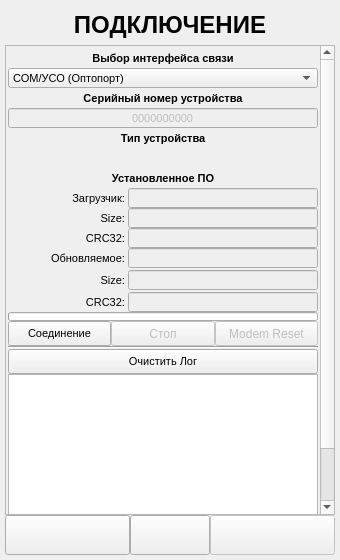
Qt form ANDROID_FORMS/open_connection_form.ui (DavidSiegman/PLC_RF_Configurator) before a commit.
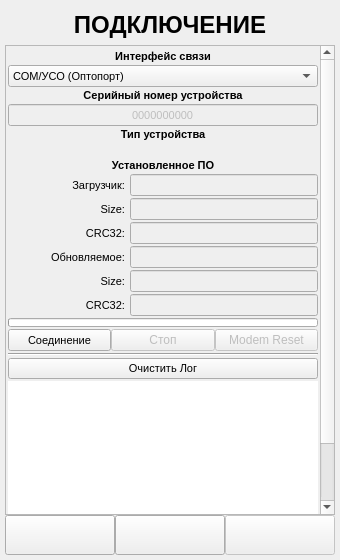
The same form after that commit. Icons and pictures are not drawn.

```diff
--- a/ANDROID_FORMS/open_connection_form.ui
+++ b/ANDROID_FORMS/open_connection_form.ui
@@ -30,11 +30,6 @@
     <number>5</number>
    </property>
    <item>
-    <layout class="QHBoxLayout" name="horizontalLayout_2">
-     <property name="spacing">
-      <number>0</number>
-     </property>
-     <item>
       <widget class="QLabel" name="label_1">
        <property name="sizePolicy">
         <sizepolicy hsizetype="Preferred" vsizetype="Minimum">
@@ -64,8 +59,6 @@
        </property>
       </widget>
      </item>
-    </layout>
-   </item>
    <item>
     <widget class="QWidget" name="widget" native="true">
      <layout class="QVBoxLayout" name="verticalLayout_2">
@@ -84,6 +77,9 @@
       <property name="bottomMargin">
        <number>0</number>
       </property>
+     </layout>
+    </widget>
+   </item>
       <item>
        <widget class="QScrollArea" name="scrollArea">
         <property name="sizePolicy">
@@ -104,12 +100,12 @@
            <x>0</x>
            <y>0</y>
            <width>311</width>
-           <height>552</height>
+        <height>564</height>
           </rect>
          </property>
          <layout class="QVBoxLayout" name="verticalLayout_3">
           <property name="spacing">
-           <number>0</number>
+        <number>2</number>
           </property>
           <property name="leftMargin">
            <number>2</number>
@@ -141,12 +137,18 @@
              <property name="bottomMargin">
               <number>0</number>
              </property>
+         </layout>
+        </widget>
+       </item>
              <item>
-              <layout class="QVBoxLayout" name="verticalLayout_8">
-               <property name="spacing">
+        <layout class="QGridLayout" name="gridLayout_2">
+         <property name="horizontalSpacing">
                 <number>0</number>
                </property>
-               <item>
+         <property name="verticalSpacing">
+          <number>2</number>
+         </property>
+         <item row="0" column="0">
                 <widget class="QLabel" name="label_2">
                  <property name="sizePolicy">
                   <sizepolicy hsizetype="Expanding" vsizetype="Minimum">
@@ -157,7 +159,7 @@
                  <property name="minimumSize">
                   <size>
                    <width>0</width>
-                   <height>20</height>
+             <height>0</height>
                   </size>
                  </property>
                  <property name="maximumSize">
@@ -175,20 +177,128 @@
                   </font>
                  </property>
                  <property name="text">
-                  <string>Выбор интерфейса связи</string>
+            <string>Интерфейс связи</string>
                  </property>
                  <property name="alignment">
                   <set>Qt::AlignCenter</set>
                  </property>
                 </widget>
                </item>
-               <item>
+         <item row="4" column="0">
+          <widget class="QLabel" name="label_4">
+           <property name="sizePolicy">
+            <sizepolicy hsizetype="Minimum" vsizetype="Minimum">
+             <horstretch>0</horstretch>
+             <verstretch>0</verstretch>
+            </sizepolicy>
+           </property>
+           <property name="minimumSize">
+            <size>
+             <width>0</width>
+             <height>0</height>
+            </size>
+           </property>
+           <property name="maximumSize">
+            <size>
+             <width>16777215</width>
+             <height>16777215</height>
+            </size>
+           </property>
+           <property name="font">
+            <font>
+             <family>Microsoft YaHei UI</family>
+             <pointsize>8</pointsize>
+             <weight>75</weight>
+             <bold>true</bold>
+            </font>
+           </property>
+           <property name="text">
+            <string>Тип устройства</string>
+           </property>
+           <property name="alignment">
+            <set>Qt::AlignCenter</set>
+           </property>
+          </widget>
+         </item>
+         <item row="6" column="0">
+          <widget class="QLabel" name="label_5">
+           <property name="sizePolicy">
+            <sizepolicy hsizetype="Expanding" vsizetype="Minimum">
+             <horstretch>0</horstretch>
+             <verstretch>0</verstretch>
+            </sizepolicy>
+           </property>
+           <property name="minimumSize">
+            <size>
+             <width>0</width>
+             <height>0</height>
+            </size>
+           </property>
+           <property name="maximumSize">
+            <size>
+             <width>16777215</width>
+             <height>16777215</height>
+            </size>
+           </property>
+           <property name="font">
+            <font>
+             <family>Microsoft YaHei UI</family>
+             <pointsize>8</pointsize>
+             <weight>75</weight>
+             <bold>true</bold>
+            </font>
+           </property>
+           <property name="text">
+            <string>Установленное ПО</string>
+           </property>
+           <property name="alignment">
+            <set>Qt::AlignCenter</set>
+           </property>
+          </widget>
+         </item>
+         <item row="2" column="0">
+          <widget class="QLabel" name="label_3">
+           <property name="sizePolicy">
+            <sizepolicy hsizetype="Expanding" vsizetype="Minimum">
+             <horstretch>0</horstretch>
+             <verstretch>0</verstretch>
+            </sizepolicy>
+           </property>
+           <property name="minimumSize">
+            <size>
+             <width>0</width>
+             <height>0</height>
+            </size>
+           </property>
+           <property name="maximumSize">
+            <size>
+             <width>16777215</width>
+             <height>16777215</height>
+            </size>
+           </property>
+           <property name="font">
+            <font>
+             <family>Microsoft YaHei UI</family>
+             <pointsize>8</pointsize>
+             <weight>75</weight>
+             <bold>true</bold>
+            </font>
+           </property>
+           <property name="text">
+            <string>Серийный номер устройства</string>
+           </property>
+           <property name="alignment">
+            <set>Qt::AlignCenter</set>
+           </property>
+          </widget>
+         </item>
+         <item row="1" column="0">
                 <widget class="QComboBox" name="Interface">
                  <property name="enabled">
                   <bool>true</bool>
                  </property>
                  <property name="sizePolicy">
-                  <sizepolicy hsizetype="Expanding" vsizetype="Fixed">
+            <sizepolicy hsizetype="Expanding" vsizetype="Minimum">
                    <horstretch>0</horstretch>
                    <verstretch>0</verstretch>
                   </sizepolicy>
@@ -196,7 +306,7 @@
                  <property name="minimumSize">
                   <size>
                    <width>0</width>
-                   <height>20</height>
+             <height>0</height>
                   </size>
                  </property>
                  <property name="maximumSize">
@@ -211,6 +321,9 @@
                    <pointsize>8</pointsize>
                   </font>
                  </property>
+           <property name="minimumContentsLength">
+            <number>0</number>
+           </property>
                  <item>
                   <property name="text">
                    <string>COM/УСО (Оптопорт)</string>
@@ -223,56 +336,13 @@
                  </item>
                 </widget>
                </item>
-              </layout>
-             </item>
-             <item>
-              <layout class="QVBoxLayout" name="verticalLayout_9">
-               <property name="spacing">
-                <number>0</number>
-               </property>
-               <item>
-                <widget class="QLabel" name="label_3">
-                 <property name="sizePolicy">
-                  <sizepolicy hsizetype="Expanding" vsizetype="Minimum">
-                   <horstretch>0</horstretch>
-                   <verstretch>0</verstretch>
-                  </sizepolicy>
-                 </property>
-                 <property name="minimumSize">
-                  <size>
-                   <width>0</width>
-                   <height>20</height>
-                  </size>
-                 </property>
-                 <property name="maximumSize">
-                  <size>
-                   <width>16777215</width>
-                   <height>16777215</height>
-                  </size>
-                 </property>
-                 <property name="font">
-                  <font>
-                   <family>Microsoft YaHei UI</family>
-                   <pointsize>8</pointsize>
-                   <weight>75</weight>
-                   <bold>true</bold>
-                  </font>
-                 </property>
-                 <property name="text">
-                  <string>Серийный номер устройства</string>
-                 </property>
-                 <property name="alignment">
-                  <set>Qt::AlignCenter</set>
-                 </property>
-                </widget>
-               </item>
-               <item>
+         <item row="3" column="0">
                 <widget class="QLineEdit" name="SN">
                  <property name="enabled">
                   <bool>false</bool>
                  </property>
                  <property name="sizePolicy">
-                  <sizepolicy hsizetype="Expanding" vsizetype="Fixed">
+            <sizepolicy hsizetype="Expanding" vsizetype="Minimum">
                    <horstretch>0</horstretch>
                    <verstretch>0</verstretch>
                   </sizepolicy>
@@ -280,7 +350,7 @@
                  <property name="minimumSize">
                   <size>
                    <width>0</width>
-                   <height>20</height>
+             <height>0</height>
                   </size>
                  </property>
                  <property name="maximumSize">
@@ -303,51 +373,10 @@
                  </property>
                 </widget>
                </item>
-              </layout>
-             </item>
-            </layout>
-           </widget>
-          </item>
-          <item>
-           <widget class="QLabel" name="label_4">
-            <property name="sizePolicy">
-             <sizepolicy hsizetype="Minimum" vsizetype="Minimum">
-              <horstretch>0</horstretch>
-              <verstretch>0</verstretch>
-             </sizepolicy>
-            </property>
-            <property name="minimumSize">
-             <size>
-              <width>120</width>
-              <height>20</height>
-             </size>
-            </property>
-            <property name="maximumSize">
-             <size>
-              <width>16777215</width>
-              <height>16777215</height>
-             </size>
-            </property>
-            <property name="font">
-             <font>
-              <family>Microsoft YaHei UI</family>
-              <pointsize>8</pointsize>
-              <weight>75</weight>
-              <bold>true</bold>
-             </font>
-            </property>
-            <property name="text">
-             <string>Тип устройства</string>
-            </property>
-            <property name="alignment">
-             <set>Qt::AlignCenter</set>
-            </property>
-           </widget>
-          </item>
-          <item>
+         <item row="5" column="0">
            <widget class="QLabel" name="DeviceType">
             <property name="sizePolicy">
-             <sizepolicy hsizetype="Expanding" vsizetype="Fixed">
+            <sizepolicy hsizetype="Expanding" vsizetype="Minimum">
               <horstretch>0</horstretch>
               <verstretch>0</verstretch>
              </sizepolicy>
@@ -355,7 +384,7 @@
             <property name="minimumSize">
              <size>
               <width>0</width>
-              <height>20</height>
+             <height>0</height>
              </size>
             </property>
             <property name="maximumSize">
@@ -382,8 +411,18 @@
             </property>
            </widget>
           </item>
+        </layout>
+       </item>
           <item>
-           <widget class="QLabel" name="label_5">
+        <layout class="QGridLayout" name="gridLayout">
+         <property name="spacing">
+          <number>2</number>
+         </property>
+         <item row="3" column="1">
+          <widget class="QLineEdit" name="fw_v">
+           <property name="enabled">
+            <bool>false</bool>
+           </property>
             <property name="sizePolicy">
              <sizepolicy hsizetype="Expanding" vsizetype="Minimum">
               <horstretch>0</horstretch>
@@ -393,7 +432,7 @@
             <property name="minimumSize">
              <size>
               <width>0</width>
-              <height>20</height>
+             <height>0</height>
              </size>
             </property>
             <property name="maximumSize">
@@ -406,29 +445,11 @@
              <font>
               <family>Microsoft YaHei UI</family>
               <pointsize>8</pointsize>
-              <weight>75</weight>
-              <bold>true</bold>
-             </font>
-            </property>
-            <property name="text">
-             <string>Установленное ПО</string>
-            </property>
-            <property name="alignment">
-             <set>Qt::AlignCenter</set>
-            </property>
-           </widget>
-          </item>
-          <item>
-           <layout class="QVBoxLayout" name="verticalLayout_12">
-            <property name="spacing">
-             <number>0</number>
-            </property>
-            <item>
-             <layout class="QHBoxLayout" name="horizontalLayout_51">
-              <property name="spacing">
-               <number>0</number>
-              </property>
-              <item>
+            </font>
+           </property>
+          </widget>
+         </item>
+         <item row="0" column="0">
                <widget class="QLabel" name="label_6">
                 <property name="sizePolicy">
                  <sizepolicy hsizetype="Minimum" vsizetype="Minimum">
@@ -439,7 +460,7 @@
                 <property name="minimumSize">
                  <size>
                   <width>120</width>
-                  <height>20</height>
+             <height>0</height>
                  </size>
                 </property>
                 <property name="maximumSize">
@@ -462,7 +483,7 @@
                 </property>
                </widget>
               </item>
-              <item>
+         <item row="0" column="1">
                <widget class="QLineEdit" name="boot_v">
                 <property name="enabled">
                  <bool>false</bool>
@@ -476,7 +497,7 @@
                 <property name="minimumSize">
                  <size>
                   <width>0</width>
-                  <height>20</height>
+             <height>0</height>
                  </size>
                 </property>
                 <property name="maximumSize">
@@ -493,14 +514,44 @@
                 </property>
                </widget>
               </item>
-             </layout>
-            </item>
-            <item>
-             <layout class="QHBoxLayout" name="horizontalLayout_116">
-              <property name="spacing">
-               <number>0</number>
-              </property>
-              <item>
+         <item row="4" column="0">
+          <widget class="QLabel" name="label_10">
+           <property name="enabled">
+            <bool>true</bool>
+           </property>
+           <property name="sizePolicy">
+            <sizepolicy hsizetype="Minimum" vsizetype="Minimum">
+             <horstretch>0</horstretch>
+             <verstretch>0</verstretch>
+            </sizepolicy>
+           </property>
+           <property name="minimumSize">
+            <size>
+             <width>120</width>
+             <height>0</height>
+            </size>
+           </property>
+           <property name="maximumSize">
+            <size>
+             <width>16777215</width>
+             <height>16777215</height>
+            </size>
+           </property>
+           <property name="font">
+            <font>
+             <family>Microsoft YaHei UI</family>
+             <pointsize>8</pointsize>
+            </font>
+           </property>
+           <property name="text">
+            <string>Size: </string>
+           </property>
+           <property name="alignment">
+            <set>Qt::AlignRight|Qt::AlignTrailing|Qt::AlignVCenter</set>
+           </property>
+          </widget>
+         </item>
+         <item row="1" column="0">
                <widget class="QLabel" name="label_7">
                 <property name="enabled">
                  <bool>true</bool>
@@ -514,7 +565,7 @@
                 <property name="minimumSize">
                  <size>
                   <width>120</width>
-                  <height>20</height>
+             <height>0</height>
                  </size>
                 </property>
                 <property name="maximumSize">
@@ -537,7 +588,7 @@
                 </property>
                </widget>
               </item>
-              <item>
+         <item row="1" column="1">
                <widget class="QLineEdit" name="boot_Size">
                 <property name="enabled">
                  <bool>false</bool>
@@ -551,7 +602,7 @@
                 <property name="minimumSize">
                  <size>
                   <width>0</width>
-                  <height>20</height>
+             <height>0</height>
                  </size>
                 </property>
                 <property name="maximumSize">
@@ -568,14 +619,7 @@
                 </property>
                </widget>
               </item>
-             </layout>
-            </item>
-            <item>
-             <layout class="QHBoxLayout" name="horizontalLayout_104">
-              <property name="spacing">
-               <number>0</number>
-              </property>
-              <item>
+         <item row="2" column="0">
                <widget class="QLabel" name="label_8">
                 <property name="enabled">
                  <bool>true</bool>
@@ -589,7 +633,7 @@
                 <property name="minimumSize">
                  <size>
                   <width>120</width>
-                  <height>20</height>
+             <height>0</height>
                  </size>
                 </property>
                 <property name="maximumSize">
@@ -612,7 +656,7 @@
                 </property>
                </widget>
               </item>
-              <item>
+         <item row="2" column="1">
                <widget class="QLineEdit" name="boot_CRC">
                 <property name="enabled">
                  <bool>false</bool>
@@ -626,7 +670,7 @@
                 <property name="minimumSize">
                  <size>
                   <width>0</width>
-                  <height>20</height>
+             <height>0</height>
                  </size>
                 </property>
                 <property name="maximumSize">
@@ -643,21 +687,7 @@
                 </property>
                </widget>
               </item>
-             </layout>
-            </item>
-           </layout>
-          </item>
-          <item>
-           <layout class="QVBoxLayout" name="verticalLayout_15">
-            <property name="spacing">
-             <number>2</number>
-            </property>
-            <item>
-             <layout class="QHBoxLayout" name="horizontalLayout_113">
-              <property name="spacing">
-               <number>0</number>
-              </property>
-              <item>
+         <item row="3" column="0">
                <widget class="QLabel" name="label_9">
                 <property name="sizePolicy">
                  <sizepolicy hsizetype="Minimum" vsizetype="Minimum">
@@ -668,7 +698,7 @@
                 <property name="minimumSize">
                  <size>
                   <width>120</width>
-                  <height>20</height>
+             <height>0</height>
                  </size>
                 </property>
                 <property name="maximumSize">
@@ -691,82 +721,7 @@
                 </property>
                </widget>
               </item>
-              <item>
-               <widget class="QLineEdit" name="fw_v">
-                <property name="enabled">
-                 <bool>false</bool>
-                </property>
-                <property name="sizePolicy">
-                 <sizepolicy hsizetype="Expanding" vsizetype="Minimum">
-                  <horstretch>0</horstretch>
-                  <verstretch>0</verstretch>
-                 </sizepolicy>
-                </property>
-                <property name="minimumSize">
-                 <size>
-                  <width>0</width>
-                  <height>20</height>
-                 </size>
-                </property>
-                <property name="maximumSize">
-                 <size>
-                  <width>16777215</width>
-                  <height>16777215</height>
-                 </size>
-                </property>
-                <property name="font">
-                 <font>
-                  <family>Microsoft YaHei UI</family>
-                  <pointsize>8</pointsize>
-                 </font>
-                </property>
-               </widget>
-              </item>
-             </layout>
-            </item>
-            <item>
-             <layout class="QHBoxLayout" name="horizontalLayout_117">
-              <property name="spacing">
-               <number>0</number>
-              </property>
-              <item>
-               <widget class="QLabel" name="label_10">
-                <property name="enabled">
-                 <bool>true</bool>
-                </property>
-                <property name="sizePolicy">
-                 <sizepolicy hsizetype="Minimum" vsizetype="Minimum">
-                  <horstretch>0</horstretch>
-                  <verstretch>0</verstretch>
-                 </sizepolicy>
-                </property>
-                <property name="minimumSize">
-                 <size>
-                  <width>120</width>
-                  <height>20</height>
-                 </size>
-                </property>
-                <property name="maximumSize">
-                 <size>
-                  <width>16777215</width>
-                  <height>16777215</height>
-                 </size>
-                </property>
-                <property name="font">
-                 <font>
-                  <family>Microsoft YaHei UI</family>
-                  <pointsize>8</pointsize>
-                 </font>
-                </property>
-                <property name="text">
-                 <string>Size: </string>
-                </property>
-                <property name="alignment">
-                 <set>Qt::AlignRight|Qt::AlignTrailing|Qt::AlignVCenter</set>
-                </property>
-               </widget>
-              </item>
-              <item>
+         <item row="4" column="1">
                <widget class="QLineEdit" name="fw_Size">
                 <property name="enabled">
                  <bool>false</bool>
@@ -780,7 +735,7 @@
                 <property name="minimumSize">
                  <size>
                   <width>0</width>
-                  <height>20</height>
+             <height>0</height>
                  </size>
                 </property>
                 <property name="maximumSize">
@@ -797,14 +752,7 @@
                 </property>
                </widget>
               </item>
-             </layout>
-            </item>
-            <item>
-             <layout class="QHBoxLayout" name="horizontalLayout_114">
-              <property name="spacing">
-               <number>0</number>
-              </property>
-              <item>
+         <item row="5" column="0">
                <widget class="QLabel" name="label_11">
                 <property name="enabled">
                  <bool>true</bool>
@@ -818,7 +766,7 @@
                 <property name="minimumSize">
                  <size>
                   <width>120</width>
-                  <height>20</height>
+             <height>0</height>
                  </size>
                 </property>
                 <property name="maximumSize">
@@ -841,7 +789,7 @@
                 </property>
                </widget>
               </item>
-              <item>
+         <item row="5" column="1">
                <widget class="QLineEdit" name="fw_CRC">
                 <property name="enabled">
                  <bool>false</bool>
@@ -855,7 +803,7 @@
                 <property name="minimumSize">
                  <size>
                   <width>0</width>
-                  <height>20</height>
+             <height>0</height>
                  </size>
                 </property>
                 <property name="maximumSize">
@@ -874,14 +822,67 @@
               </item>
              </layout>
             </item>
-           </layout>
-          </item>
           <item>
+        <layout class="QGridLayout" name="gridLayout_4">
+         <property name="horizontalSpacing">
+          <number>0</number>
+         </property>
+         <property name="verticalSpacing">
+          <number>2</number>
+         </property>
+         <item row="6" column="0">
+          <widget class="QPlainTextEdit" name="console">
+           <property name="minimumSize">
+            <size>
+             <width>0</width>
+             <height>200</height>
+            </size>
+           </property>
+           <property name="font">
+            <font>
+             <family>Microsoft YaHei UI</family>
+             <pointsize>7</pointsize>
+            </font>
+           </property>
+           <property name="styleSheet">
+            <string notr="true">border: none;</string>
+           </property>
+           <property name="readOnly">
+            <bool>true</bool>
+           </property>
+          </widget>
+         </item>
+         <item row="5" column="0">
+          <widget class="QPushButton" name="ClearConsole">
+           <property name="sizePolicy">
+            <sizepolicy hsizetype="Minimum" vsizetype="Minimum">
+             <horstretch>0</horstretch>
+             <verstretch>0</verstretch>
+            </sizepolicy>
+           </property>
+           <property name="minimumSize">
+            <size>
+             <width>0</width>
+             <height>0</height>
+            </size>
+           </property>
+           <property name="font">
+            <font>
+             <family>Microsoft YaHei UI</family>
+             <pointsize>8</pointsize>
+            </font>
+           </property>
+           <property name="text">
+            <string>Очистить Лог</string>
+           </property>
+          </widget>
+         </item>
+         <item row="2" column="0">
            <widget class="QProgressBar" name="progress">
             <property name="minimumSize">
              <size>
               <width>0</width>
-              <height>9</height>
+             <height>0</height>
              </size>
             </property>
             <property name="maximumSize">
@@ -901,46 +902,12 @@
             </property>
            </widget>
           </item>
-          <item>
-           <layout class="QHBoxLayout" name="horizontalLayout_4">
+         <item row="3" column="0">
+          <layout class="QGridLayout" name="gridLayout_3">
             <property name="spacing">
              <number>0</number>
             </property>
-            <item>
-             <widget class="QPushButton" name="Connect">
-              <property name="enabled">
-               <bool>true</bool>
-              </property>
-              <property name="sizePolicy">
-               <sizepolicy hsizetype="Minimum" vsizetype="Minimum">
-                <horstretch>0</horstretch>
-                <verstretch>0</verstretch>
-               </sizepolicy>
-              </property>
-              <property name="minimumSize">
-               <size>
-                <width>0</width>
-                <height>25</height>
-               </size>
-              </property>
-              <property name="maximumSize">
-               <size>
-                <width>16777215</width>
-                <height>16777215</height>
-               </size>
-              </property>
-              <property name="font">
-               <font>
-                <family>Microsoft YaHei UI</family>
-                <pointsize>8</pointsize>
-               </font>
-              </property>
-              <property name="text">
-               <string>Соединение</string>
-              </property>
-             </widget>
-            </item>
-            <item>
+           <item row="0" column="1">
              <widget class="QPushButton" name="Stop">
               <property name="enabled">
                <bool>false</bool>
@@ -954,7 +921,7 @@
               <property name="minimumSize">
                <size>
                 <width>0</width>
-                <height>25</height>
+               <height>0</height>
                </size>
               </property>
               <property name="font">
@@ -967,7 +934,41 @@
               </property>
              </widget>
             </item>
-            <item>
+           <item row="0" column="0">
+            <widget class="QPushButton" name="Connect">
+             <property name="enabled">
+              <bool>true</bool>
+             </property>
+             <property name="sizePolicy">
+              <sizepolicy hsizetype="Minimum" vsizetype="Minimum">
+               <horstretch>0</horstretch>
+               <verstretch>0</verstretch>
+              </sizepolicy>
+             </property>
+             <property name="minimumSize">
+              <size>
+               <width>0</width>
+               <height>0</height>
+              </size>
+             </property>
+             <property name="maximumSize">
+              <size>
+               <width>16777215</width>
+               <height>16777215</height>
+              </size>
+             </property>
+             <property name="font">
+              <font>
+               <family>Microsoft YaHei UI</family>
+               <pointsize>8</pointsize>
+              </font>
+             </property>
+             <property name="text">
+              <string>Соединение</string>
+             </property>
+            </widget>
+           </item>
+           <item row="0" column="2">
              <widget class="QPushButton" name="Reset">
               <property name="enabled">
                <bool>false</bool>
@@ -981,7 +982,7 @@
               <property name="minimumSize">
                <size>
                 <width>0</width>
-                <height>25</height>
+               <height>0</height>
                </size>
               </property>
               <property name="font">
@@ -996,53 +997,17 @@
             </item>
            </layout>
           </item>
-          <item>
+         <item row="4" column="0">
            <widget class="Line" name="line">
             <property name="orientation">
              <enum>Qt::Horizontal</enum>
             </property>
            </widget>
           </item>
-          <item>
-           <widget class="QPushButton" name="ClearConsole">
-            <property name="minimumSize">
-             <size>
-              <width>0</width>
-              <height>25</height>
-             </size>
-            </property>
-            <property name="font">
-             <font>
-              <family>Microsoft YaHei UI</family>
-              <pointsize>8</pointsize>
-             </font>
-            </property>
-            <property name="text">
-             <string>Очистить Лог</string>
-            </property>
-           </widget>
-          </item>
-          <item>
-           <widget class="QPlainTextEdit" name="console">
-            <property name="minimumSize">
-             <size>
-              <width>0</width>
-              <height>200</height>
-             </size>
-            </property>
-            <property name="font">
-             <font>
-              <family>Microsoft YaHei UI</family>
-              <pointsize>7</pointsize>
-             </font>
-            </property>
-           </widget>
-          </item>
-         </layout>
-        </widget>
-       </widget>
-      </item>
-     </layout>
+        </layout>
+       </item>
+      </layout>
+     </widget>
     </widget>
    </item>
    <item>
@@ -1089,13 +1054,13 @@
        </property>
        <property name="minimumSize">
         <size>
-         <width>40</width>
+         <width>0</width>
          <height>40</height>
         </size>
        </property>
        <property name="maximumSize">
         <size>
-         <width>80</width>
+         <width>16777215</width>
          <height>16777215</height>
         </size>
        </property>
```
Lines whose indentation alone changed are shown as unchanged.
